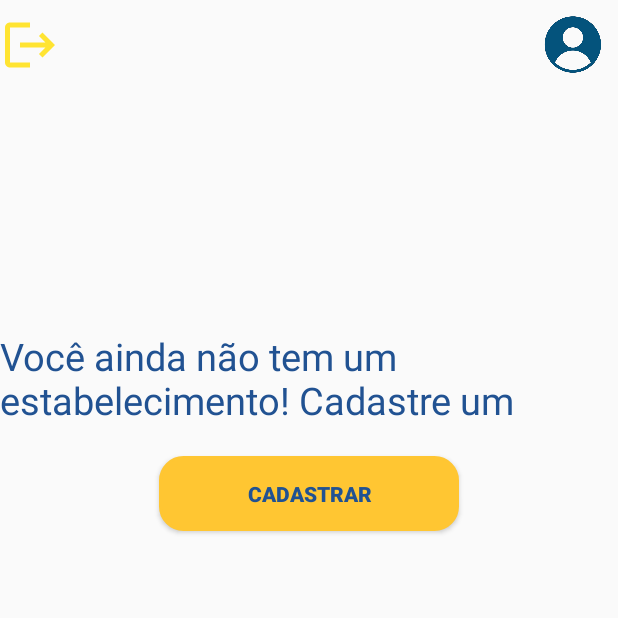
After one commit to IProjetoIntegradorIV/ProjetoIntegradorIV, an Android app: the MyEstablishmentActivity screen opened directly, with no data from a screen before it, on a phone screen of 412 x 824 dp, the top half of it. The commit adds this screen. Run offline under Robolectric (Android 15) with nearby library versions, the phone set to English and light mode, and no system bars; pictures from the network do not load.

Commit message:
Alterar dados do estabelecimento

```diff
--- a/app/src/main/java/br/edu/puccampinas/campusconnect/LoginActivity.kt
+++ b/app/src/main/java/br/edu/puccampinas/campusconnect/LoginActivity.kt
@@ -118,7 +118,7 @@ class LoginActivity : AppCompatActivity() {
 
     private fun checkEstablishmentOwnerRedirect(isOwner: Boolean) {
         val intent = if (isOwner) {
-            Intent(this, CreateAccountActivity::class.java)
+            Intent(this, MyEstablishmentActivity::class.java)
         } else {
             Intent(this, EstablishmentActivity::class.java)
         }
--- a/app/src/main/java/br/edu/puccampinas/campusconnect/data/model/Establishment.kt
+++ b/app/src/main/java/br/edu/puccampinas/campusconnect/data/model/Establishment.kt
@@ -7,13 +7,15 @@ class Establishment {
     var description: String? = null
     var openingHours: String? = null
     var photo: String? = null
+    var ownerId: String? = null
 
     constructor()
 
-    constructor(name: String?, description: String?, openingHours: String?, photo: String?) {
+    constructor(name: String?, description: String?, openingHours: String?, photo: String?, ownerId: String?) {
         this.name = name
         this.description = description
         this.openingHours = openingHours
         this.photo = photo
+        this.ownerId = ownerId
     }
 }
--- /dev/null
+++ b/app/src/main/java/br/edu/puccampinas/campusconnect/data/model/UserIdResponse.kt
@@ -0,0 +1,3 @@
+package br.edu.puccampinas.campusconnect.data.model
+
+data class UserIdResponse(val userId: String)
--- /dev/null
+++ b/app/src/main/res/layout/activity_my_establishment.xml
@@ -0,0 +1,219 @@
+<LinearLayout xmlns:android="http://schemas.android.com/apk/res/android"
+    android:layout_width="match_parent"
+    android:layout_height="match_parent"
+    android:orientation="vertical">
+
+    <FrameLayout
+        android:layout_width="match_parent"
+        android:layout_height="200dp">
+
+        <ImageView
+            android:id="@+id/establishment_photo"
+            android:layout_width="match_parent"
+            android:layout_height="match_parent"
+            android:layout_gravity="center"
+            android:src="@drawable/perfil"
+            android:visibility="gone"
+           />
+
+        <ImageView
+            android:id="@+id/logout"
+            android:layout_width="40dp"
+            android:layout_height="40dp"
+            android:layout_marginTop="10dp"
+            android:layout_marginEnd="10dp"
+            android:src="@drawable/baseline_logout_24" />
+
+        <ImageView
+            android:id="@+id/profile"
+            android:layout_width="40dp"
+            android:layout_height="40dp"
+            android:layout_marginTop="10dp"
+            android:layout_marginEnd="10dp"
+            android:src="@drawable/perfil"
+            android:layout_gravity="end|top" />
+    </FrameLayout>
+
+    <LinearLayout
+        android:layout_width="wrap_content"
+        android:layout_height="wrap_content"
+        android:orientation="horizontal">
+
+        <EditText
+            android:id="@+id/name"
+            android:layout_width="wrap_content"
+            android:layout_height="50dp"
+            android:background="@drawable/borda"
+            android:inputType="textEmailAddress"
+            android:layout_marginStart="10dp"
+            android:layout_marginTop="20dp"
+            android:textColor="@color/blue"
+            android:textColorHint="@color/blue"
+            android:textSize="30sp"
+            android:paddingLeft="15dp"
+            android:paddingStart="15dp"
+            android:paddingEnd="10dp"
+            android:drawableTint="@color/blue"
+            android:drawablePadding="10dp"
+            android:visibility="gone"
+            />
+
+        <ImageView
+            android:id="@+id/editName"
+            android:layout_width="38dp"
+            android:layout_height="38dp"
+            android:layout_marginStart="10dp"
+            android:layout_gravity="end|bottom"
+            android:background="?attr/selectableItemBackground"
+            android:src="@drawable/baseline_edit_24"
+            android:visibility="gone"
+            />
+    </LinearLayout>
+
+    <LinearLayout
+        android:layout_width="wrap_content"
+        android:layout_height="wrap_content"
+        android:orientation="horizontal">
+
+        <EditText
+            android:id="@+id/description"
+            android:layout_width="wrap_content"
+            android:layout_height="50dp"
+            android:layout_marginStart="10dp"
+            android:layout_marginTop="10dp"
+            android:textSize="20sp"
+            android:background="@drawable/borda"
+            android:inputType="textEmailAddress"
+            android:textColorHint="@color/blue"
+            android:paddingLeft="15dp"
+            android:paddingStart="15dp"
+            android:paddingEnd="10dp"
+            android:drawableTint="@color/blue"
+            android:drawablePadding="10dp"
+            android:visibility="gone"
+            />
+
+        <ImageView
+            android:id="@+id/editDescription"
+            android:layout_width="38dp"
+            android:layout_height="38dp"
+            android:layout_marginStart="10dp"
+            android:layout_gravity="end|bottom"
+            android:background="?attr/selectableItemBackground"
+            android:src="@drawable/baseline_edit_24"
+            android:visibility="gone"
+            />
+    </LinearLayout>
+
+    <LinearLayout
+        android:layout_width="wrap_content"
+        android:layout_height="wrap_content"
+        android:orientation="horizontal">
+
+        <EditText
+            android:id="@+id/openingHours"
+            android:layout_width="wrap_content"
+            android:layout_height="50dp"
+            android:layout_marginStart="10dp"
+            android:layout_marginTop="10dp"
+            android:textSize="20sp"
+            android:background="@drawable/borda"
+            android:inputType="textEmailAddress"
+            android:textColorHint="@color/blue"
+            android:paddingLeft="15dp"
+            android:paddingStart="15dp"
+            android:paddingEnd="10dp"
+            android:drawableTint="@color/blue"
+            android:drawablePadding="10dp"
+            android:visibility="gone"
+            />
+
+        <ImageView
+            android:id="@+id/editOpeningHours"
+            android:layout_width="38dp"
+            android:layout_height="38dp"
+            android:layout_marginStart="10dp"
+            android:layout_gravity="end|bottom"
+            android:background="?attr/selectableItemBackground"
+            android:src="@drawable/baseline_edit_24"
+            android:visibility="gone"
+            />
+    </LinearLayout>
+
+    <LinearLayout
+        android:layout_width="wrap_content"
+        android:layout_height="wrap_content"
+        android:orientation="horizontal">
+
+        <EditText
+            android:id="@+id/etPhoto"
+            android:layout_width="330dp"
+            android:layout_height="60dp"
+            android:layout_marginStart="10dp"
+            android:layout_marginTop="10dp"
+            android:textSize="20sp"
+            android:background="@drawable/borda"
+            android:inputType="textEmailAddress"
+            android:textColorHint="@color/blue"
+            android:paddingLeft="15dp"
+            android:paddingStart="15dp"
+            android:paddingEnd="10dp"
+            android:drawableTint="@color/blue"
+            android:drawablePadding="10dp"
+            android:hint="@string/url_da_foto"
+            android:visibility="gone"
+            />
+
+        <ImageView
+            android:id="@+id/editPhoto"
+            android:layout_width="38dp"
+            android:layout_height="38dp"
+            android:layout_marginStart="10dp"
+            android:layout_gravity="end|bottom"
+            android:background="?attr/selectableItemBackground"
+            android:src="@drawable/baseline_edit_24"
+            android:visibility="gone"
+            />
+    </LinearLayout>
+
+    <TextView
+        android:id="@+id/products"
+        android:layout_width="wrap_content"
+        android:layout_height="wrap_content"
+        android:layout_marginStart="10dp"
+        android:layout_marginTop="20dp"
+        android:text="@string/produtos"
+        android:textColor="@color/blue"
+        android:textSize="25sp"
+        android:visibility="gone"
+        />
+
+    <TextView
+        android:id="@+id/register"
+        android:layout_width="wrap_content"
+        android:layout_height="wrap_content"
+        android:layout_marginTop="20dp"
+        android:text="@string/cadastrar_estabelecimento"
+        android:textColor="@color/blue"
+        android:textSize="25sp"
+        android:layout_gravity="center"
+        />
+
+    <Button
+        android:id="@+id/btnRegister"
+        android:layout_width="200dp"
+        android:layout_height="50dp"
+        android:text="@string/cadastrar"
+        android:textColor="@color/blue"
+        android:background="@drawable/borda"
+        android:backgroundTint="@color/yellow"
+        android:layout_gravity="center"
+        android:layout_marginTop="20dp"
+        android:textStyle="bold"/>
+
+    <androidx.recyclerview.widget.RecyclerView
+        android:id="@+id/recyclerView"
+        android:layout_width="match_parent"
+        android:layout_height="match_parent"
+        android:layout_marginTop="10dp"/>
+</LinearLayout>
--- a/app/src/main/res/values/strings.xml
+++ b/app/src/main/res/values/strings.xml
@@ -77,6 +77,7 @@
     <string name="voce_e">Você é?</string>
     <string name="dono_estabelecimento">Dono de estabelecimento</string>
     <string name="cliente">Cliente</string>
-
+    <string name="cadastrar_estabelecimento">Você ainda não tem um estabelecimento! Cadastre um</string>
+    <string name="url_da_foto">Cole aqui a URL da nova foto\n se quiser alterá-la</string>
 
 </resources>
```
Also changed, not shown: app/src/main/AndroidManifest.xml (+6 -3 lines), app/src/main/java/br/edu/puccampinas/campusconnect/MyEstablishmentActivity.kt (added, +334 -0 lines), app/src/main/java/br/edu/puccampinas/campusconnect/ProfileActivity.kt (+46 -6 lines), app/src/main/java/br/edu/puccampinas/campusconnect/data/network/ApiService.kt (+23 -0 lines).
